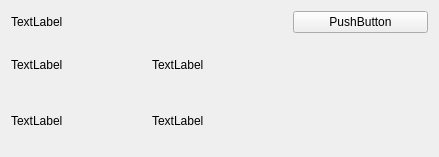
This is src/SokarUi/SegmentationResultWidget.ui in jedrzejowski/sokar-app as Qt 5 draws it before an edit. The edited form follows.
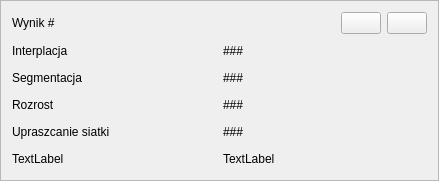
This is the edited form. Icons and pictures are not drawn.

Diff of the .ui file:
```diff
--- a/src/SokarUi/SegmentationResultWidget.ui
+++ b/src/SokarUi/SegmentationResultWidget.ui
@@ -1,61 +1,139 @@
 <?xml version="1.0" encoding="UTF-8"?>
 <ui version="4.0">
  <class>SegmentationResultWidget</class>
- <widget class="QWidget" name="SegmentationResultWidget">
+ <widget class="QFrame" name="SegmentationResultWidget">
   <property name="geometry">
    <rect>
     <x>0</x>
     <y>0</y>
     <width>439</width>
-    <height>157</height>
+    <height>181</height>
    </rect>
   </property>
   <property name="windowTitle">
    <string>Form</string>
   </property>
-  <layout class="QGridLayout" name="gridLayout_2">
-   <item row="0" column="0">
-    <widget class="QLabel" name="label">
+  <property name="frameShape">
+   <enum>QFrame::StyledPanel</enum>
+  </property>
+  <property name="frameShadow">
+   <enum>QFrame::Plain</enum>
+  </property>
+  <layout class="QGridLayout" name="gridLayout_2" columnstretch="1,1,0">
+   <item row="4" column="1">
+    <widget class="QLabel" name="label_9">
      <property name="text">
-      <string>TextLabel</string>
+      <string>###</string>
      </property>
     </widget>
    </item>
-   <item row="1" column="0">
-    <widget class="QLabel" name="label_2">
+   <item row="1" column="1">
+    <widget class="QLabel" name="label_7">
      <property name="text">
-      <string>TextLabel</string>
+      <string>###</string>
      </property>
     </widget>
    </item>
-   <item row="2" column="0">
+   <item row="3" column="0">
     <widget class="QLabel" name="label_3">
      <property name="text">
+      <string>Rozrost</string>
+     </property>
+    </widget>
+   </item>
+   <item row="5" column="0">
+    <widget class="QLabel" name="label_10">
+     <property name="text">
       <string>TextLabel</string>
      </property>
     </widget>
    </item>
-   <item row="0" column="2">
-    <widget class="QPushButton" name="pushButton">
+   <item row="4" column="0">
+    <widget class="QLabel" name="label_8">
      <property name="text">
-      <string>PushButton</string>
+      <string>Upraszcanie siatki</string>
      </property>
     </widget>
    </item>
-   <item row="1" column="1" colspan="2">
+   <item row="2" column="1">
     <widget class="QLabel" name="label_5">
      <property name="text">
-      <string>TextLabel</string>
+      <string>###</string>
      </property>
     </widget>
    </item>
-   <item row="2" column="1" colspan="2">
+   <item row="3" column="1">
     <widget class="QLabel" name="label_6">
      <property name="text">
+      <string>###</string>
+     </property>
+    </widget>
+   </item>
+   <item row="2" column="0">
+    <widget class="QLabel" name="label_2">
+     <property name="text">
+      <string>Segmentacja</string>
+     </property>
+    </widget>
+   </item>
+   <item row="1" column="0">
+    <widget class="QLabel" name="label_4">
+     <property name="text">
+      <string>Interplacja</string>
+     </property>
+    </widget>
+   </item>
+   <item row="5" column="1">
+    <widget class="QLabel" name="label_11">
+     <property name="text">
       <string>TextLabel</string>
      </property>
     </widget>
    </item>
+   <item row="0" column="0">
+    <widget class="QLabel" name="label">
+     <property name="text">
+      <string>Wynik #</string>
+     </property>
+    </widget>
+   </item>
+   <item row="0" column="1">
+    <layout class="QHBoxLayout" name="horizontalLayout_2">
+     <item>
+      <spacer name="horizontalSpacer">
+       <property name="orientation">
+        <enum>Qt::Horizontal</enum>
+       </property>
+       <property name="sizeHint" stdset="0">
+        <size>
+         <width>40</width>
+         <height>20</height>
+        </size>
+       </property>
+      </spacer>
+     </item>
+     <item>
+      <widget class="QPushButton" name="editButton">
+       <property name="text">
+        <string notr="true"/>
+       </property>
+       <property name="icon">
+        <iconset theme="edit"/>
+       </property>
+      </widget>
+     </item>
+     <item>
+      <widget class="QPushButton" name="deleteButton">
+       <property name="text">
+        <string notr="true"/>
+       </property>
+       <property name="icon">
+        <iconset theme="edit-delete"/>
+       </property>
+      </widget>
+     </item>
+    </layout>
+   </item>
   </layout>
  </widget>
  <resources/>
```
